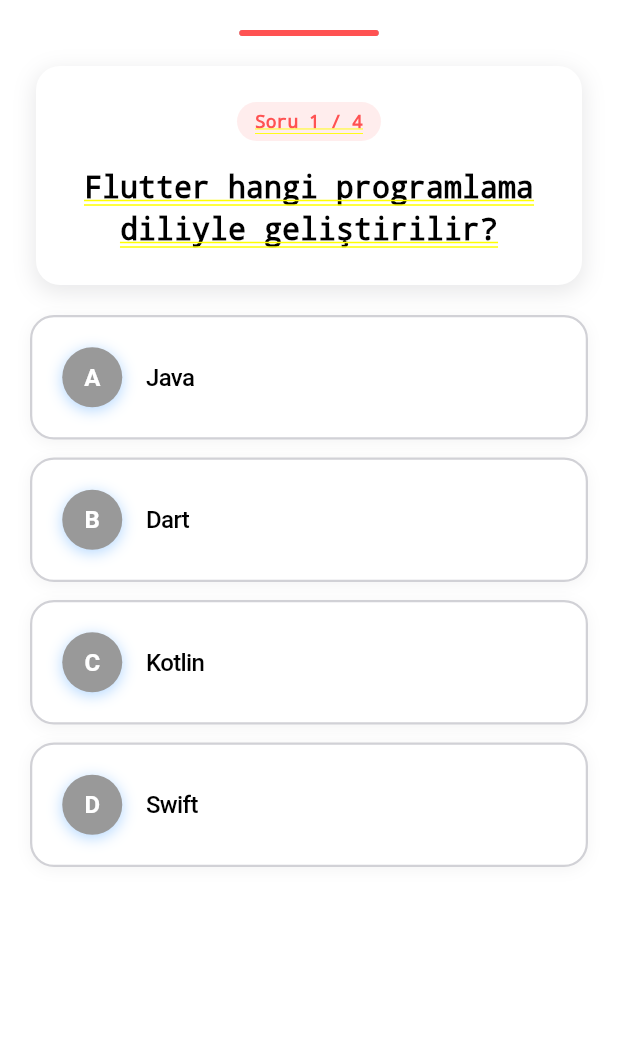
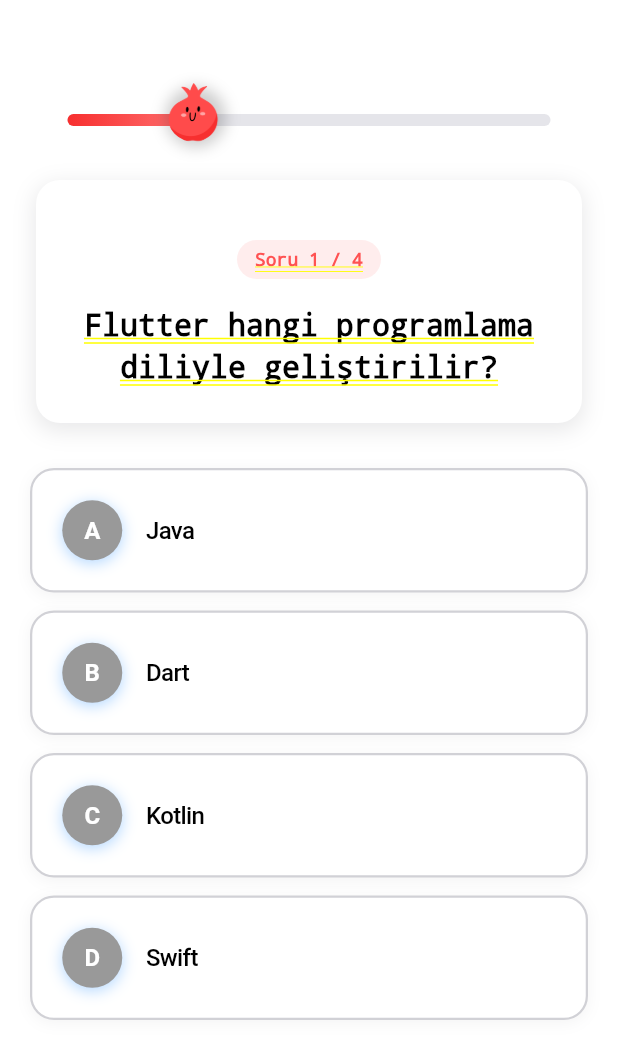
Before and after one commit to kardelenkeles/ui-quiz, a Flutter app: the screen it shows after launch, on a phone screen of 412 x 824 dp. Shown: the top 1059 px of the screen. Run offline on Flutter 3.47's test engine with Material 3 defaults, Android fonts, the phone set to English and light mode, and no system bars; our stand-ins replace cloud_firestore, firebase_auth, firebase_core, flashy_tab_bar2, flutter_dotenv, google_sign_in; accounts and stored records are empty.

Commit message:
feat: Add pomegranate icon for progress bar in QuizPlayScreen

```diff
--- a/lib/screens/quiz_play.dart
+++ b/lib/screens/quiz_play.dart
@@ -57,7 +57,6 @@ class _QuizPlayScreenState extends State<QuizPlayScreen> {
   ];
 
   int currentQuestionIndex = 0;
-
   @override
   Widget build(BuildContext context) {
     return CupertinoPageScaffold(child: _buildStaticQuizUI());
@@ -71,27 +70,8 @@ class _QuizPlayScreenState extends State<QuizPlayScreen> {
       padding: const EdgeInsets.all(20.0),
       child: Column(
         children: [
-          Container(
-            height: 4,
-            decoration: BoxDecoration(
-              color: CupertinoColors.systemGrey2,
-              borderRadius: BorderRadius.circular(2),
-            ),
-            child: FractionallySizedBox(
-              alignment: Alignment.centerLeft,
-              widthFactor: progress,
-              child: Container(
-                decoration: BoxDecoration(
-                  color: Colors.redAccent,
-                  borderRadius: BorderRadius.circular(2),
-                ),
-              ),
-            ),
-          ),
-
           const SizedBox(height: 20),
-
-          // Soru Kartı
+          _buildLinearProgressBar(progress),
           Container(
             width: double.infinity,
             margin: const EdgeInsets.symmetric(horizontal: 4),
@@ -116,6 +96,7 @@ class _QuizPlayScreenState extends State<QuizPlayScreen> {
               padding: const EdgeInsets.all(24.0),
               child: Column(
                 children: [
+                  const SizedBox(height: 16),
                   Container(
                     padding: const EdgeInsets.symmetric(
                       horizontal: 12,
@@ -150,7 +131,7 @@ class _QuizPlayScreenState extends State<QuizPlayScreen> {
             ),
           ),
 
-          const SizedBox(height: 20),
+          const SizedBox(height: 30),
 
           // Seçenekler
           Expanded(
@@ -292,6 +273,7 @@ class _QuizPlayScreenState extends State<QuizPlayScreen> {
           ),
 
           // Navigation butonları
+          const SizedBox(height: 20),
           Row(
             children: [
               Expanded(
@@ -361,6 +343,72 @@ class _QuizPlayScreenState extends State<QuizPlayScreen> {
     );
   }
 
+  Widget _buildLinearProgressBar(double progress) {
+    final totalWidth = MediaQuery.of(context).size.width - 90;
+
+    return SizedBox(
+      width: totalWidth,
+      height: 80,
+      child: Stack(
+        alignment: Alignment.centerLeft,
+        children: [
+          // Progress bar
+          Container(
+            width: totalWidth,
+            height: 8,
+            decoration: BoxDecoration(
+              color: CupertinoColors.systemGrey5,
+              borderRadius: BorderRadius.circular(4),
+            ),
+            child: Stack(
+              children: [
+                AnimatedContainer(
+                  duration: const Duration(milliseconds: 0),
+                  width: totalWidth * progress,
+                  decoration: BoxDecoration(
+                    gradient: const LinearGradient(
+                      colors: [Color(0xFFF72F2F), Color(0xFFFF6F6F)],
+                    ),
+                    borderRadius: BorderRadius.circular(4),
+                  ),
+                ),
+              ],
+            ),
+          ),
+          // İkon - progress bar'ın tam ucunda
+          Positioned(
+            left:
+                (totalWidth * progress) -
+                15, // Icon'u tam uca yerleştir (30/2 = 15)
+            top: 15, // Progress bar'ın ortasına hizala (30-8)/2 = 11
+            child: Container(
+              width: 40,
+              height: 40,
+              decoration: BoxDecoration(
+                shape: BoxShape.circle,
+                boxShadow: [
+                  BoxShadow(
+                    color: Colors.black.withOpacity(0.2),
+                    blurRadius: 8,
+                    offset: const Offset(0, 3),
+                  ),
+                ],
+              ),
+              child: ClipOval(
+                child: Image.asset(
+                  'asset/icon/pomegranate.png',
+                  width: 40,
+                  height: 40,
+                  fit: BoxFit.cover,
+                ),
+              ),
+            ),
+          ),
+        ],
+      ),
+    );
+  }
+
   void _showStaticQuizResult() {
     int correctAnswers = 0;
     for (var question in staticQuestions) {
--- a/pubspec.yaml
+++ b/pubspec.yaml
@@ -84,6 +84,7 @@ flutter:
     - asset/icon/checklist.png
     - asset/icon/account.png
     - asset/icon/pastehere.png
+    - asset/icon/pomegranate.png
   #   - images/a_dot_burr.jpeg
   #   - images/a_dot_ham.jpeg
 
```
Also changed, not shown: asset/icon/pomegranate.png (added).
